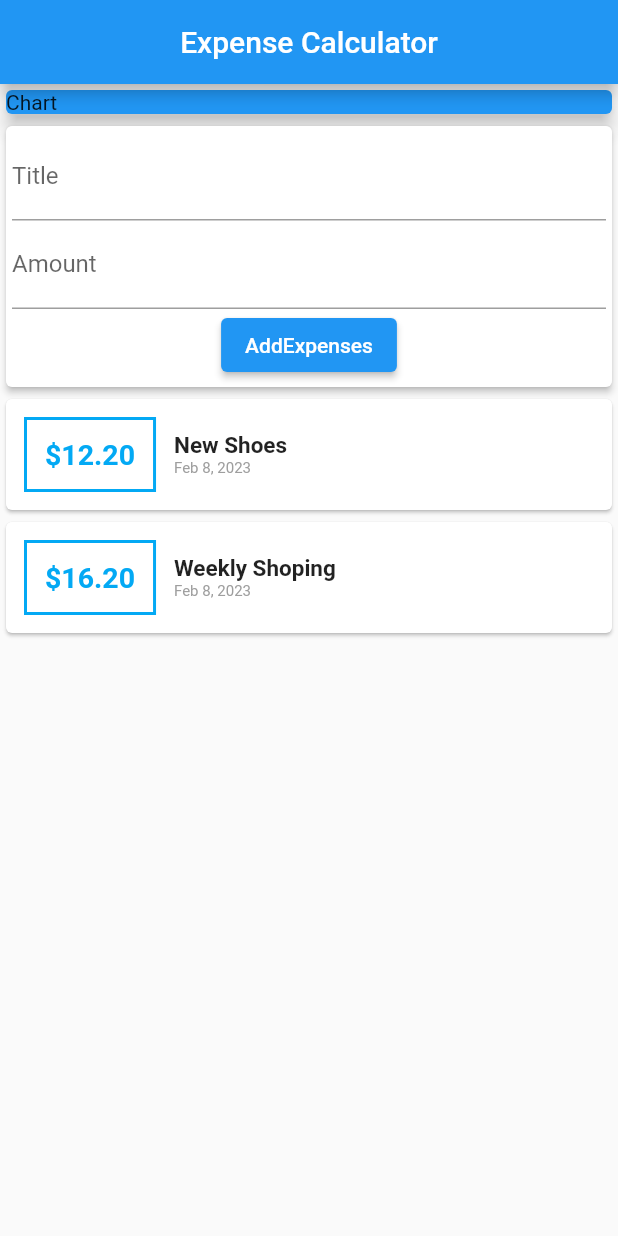
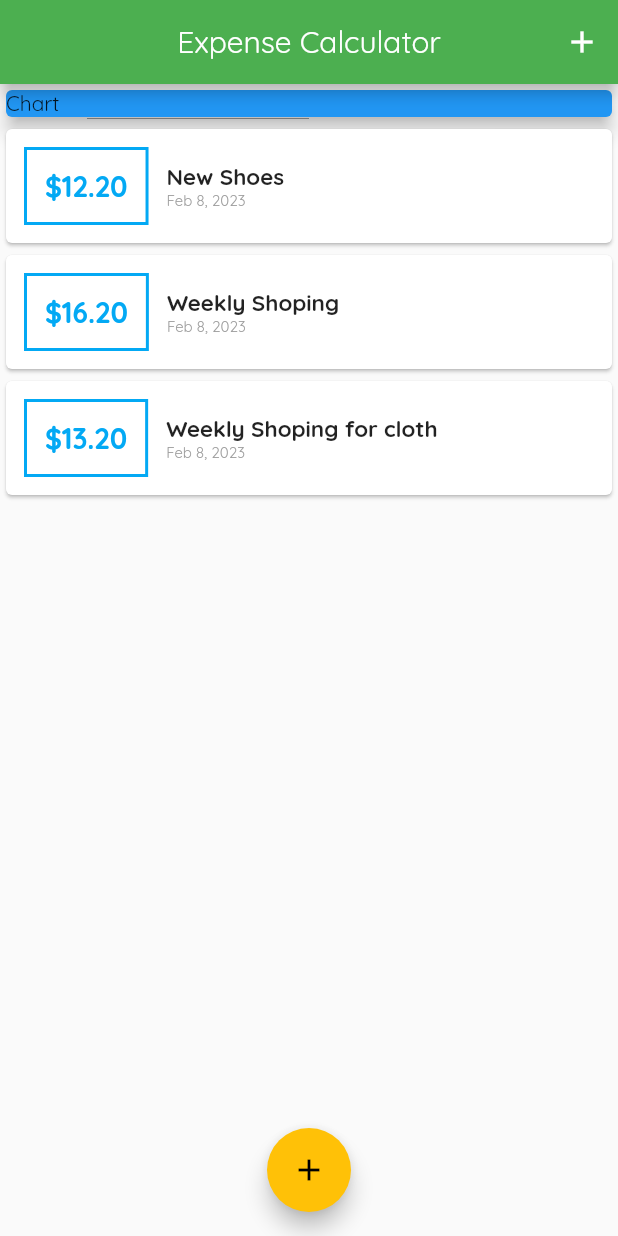
Before and after one commit to Muhammadsajid12/expense_app, a Flutter app: the screen it shows after launch, on a phone screen of 412 x 824 dp. Run offline on Flutter 3.47's test engine with Material 2 defaults, Android fonts, the phone set to English and light mode, and no system bars; Roboto replaces fonts that are missing (Raleway).

Commit message:
Add customs fontstylize

```diff
--- a/lib/main.dart
+++ b/lib/main.dart
@@ -1,5 +1,7 @@
 import 'package:flutter/material.dart';
-import './widgets/user_transations.dart';
+import './widgets/new_transations.dart';
+import './widgets/transactions_List.dart';
+import './models/transactions.dart';
 
 void main() => runApp(MyApp());
 
@@ -8,13 +10,64 @@ class MyApp extends StatelessWidget {
   Widget build(BuildContext context) {
     return MaterialApp(
       title: 'Flutter App',
-      theme: ThemeData(fontFamily: 'Raleway'),
+      theme: ThemeData(
+          primarySwatch: Colors.green,
+          accentColor: Colors.amber,
+          fontFamily: 'Quicksand'),
       home: MyHomePage(),
     );
   }
 }
 
-class MyHomePage extends StatelessWidget {
+class MyHomePage extends StatefulWidget {
+  @override
+  State<MyHomePage> createState() => _MyHomePageState();
+}
+
+class _MyHomePageState extends State<MyHomePage> {
+  //  Here i add some dummy data to Tramsations class...
+
+  final List<Transaction> _userTransations = [
+    Transaction(
+        id: 't1', title: 'New Shoes', amount: 12.2, date: DateTime.now()),
+    Transaction(
+        id: 't1', title: 'Weekly Shoping', amount: 16.2, date: DateTime.now()),
+    Transaction(
+        id: 't1',
+        title: 'Weekly Shoping for cloth',
+        amount: 13.2,
+        date: DateTime.now()),
+  ];
+
+//  This fn take data from child and post in Transations class....
+  void _addNewTransations(String txTitle, double txamount) {
+    print('Button have preesed');
+    final addUser = Transaction(
+      amount: txamount,
+      title: txTitle,
+      date: DateTime.now(),
+      id: DateTime.now().toString(),
+    );
+    //  Here add data which user enter through form and reset the state of widget .....
+    setState(() {
+      _userTransations.add(addUser);
+    });
+  }
+
+// This fuction who is responsible to show form
+  void _startAddNewTransactions(ctx) {
+    showModalBottomSheet(
+        context: ctx,
+        builder: (_) {
+          // As we Know NewTransations Widget need A function as Argument......
+          return GestureDetector(
+            child: NewTransations(_addNewTransations),
+            onTap: () {},
+            behavior: HitTestBehavior.opaque,
+          );
+        });
+  }
+
   @override
   Widget build(BuildContext context) {
     return Scaffold(
@@ -23,6 +76,12 @@ class MyHomePage extends StatelessWidget {
           'Expense Calculator',
         ),
         centerTitle: true,
+        actions: <Widget>[
+          IconButton(
+            onPressed: () => _startAddNewTransactions(context),
+            icon: Icon(Icons.add),
+          )
+        ],
       ),
       body: SingleChildScrollView(
         child: Column(
@@ -41,9 +100,16 @@ class MyHomePage extends StatelessWidget {
             ),
 
             // This widget is statefull widget containing the two more widgets.....
-            UserTransations()
+            // UserTransations()
+
+            TransationList(_userTransations),
           ],
         ),
+      ),
+      floatingActionButtonLocation: FloatingActionButtonLocation.centerFloat,
+      floatingActionButton: FloatingActionButton(
+        child: Icon(Icons.add),
+        onPressed: () => _startAddNewTransactions(context),
       ),
     );
   }
--- a/lib/widgets/user_transations.dart
+++ b/lib/widgets/user_transations.dart
@@ -1,43 +1,47 @@
-import 'package:flutter/cupertino.dart';
-import '../models/transactions.dart';
-import './new_transations.dart';
-import './transactions_List.dart';
+// import 'package:flutter/cupertino.dart';
+// import '../models/transactions.dart';
+// import './new_transations.dart';
+// import './transactions_List.dart';
 
-class UserTransations extends StatefulWidget {
-  @override
-  State<UserTransations> createState() => _UserTransationsState();
-}
+// class UserTransations extends StatefulWidget {
+//   @override
+//   State<UserTransations> createState() => _UserTransationsState();
+// }
 
-class _UserTransationsState extends State<UserTransations> {
-  //  Here i add some dummy data to Tramsations class...
+// class _UserTransationsState extends State<UserTransations> {
+//   //  Here i add some dummy data to Tramsations class...
 
-  final List<Transaction> userTransations = [
-    Transaction(
-        id: 't1', title: 'New Shoes', amount: 12.2, date: DateTime.now()),
-    Transaction(
-        id: 't1', title: 'Weekly Shoping', amount: 16.2, date: DateTime.now())
-  ];
+//   final List<Transaction> userTransations = [
+//     Transaction(
+//         id: 't1', title: 'New Shoes', amount: 12.2, date: DateTime.now()),
+//     Transaction(
+//         id: 't1', title: 'Weekly Shoping', amount: 16.2, date: DateTime.now())
+//   ];
 
-//  This fn take data from child and post in Transations class....
-  void _addNewTransations(String txTitle, double txamount) {
-    final addUser = Transaction(
-      amount: txamount,
-      title: txTitle,
-      date: DateTime.now(),
-      id: DateTime.now().toString(),
-    );
-    setState(() {
-      userTransations.add(addUser);
-    });
-  }
+// //  This fn take data from child and post in Transations class....
+//   void _addNewTransations(String txTitle, double txamount) {
+//     print('Button have preesed');
+//     final addUser = Transaction(
+//       amount: txamount,
+//       title: txTitle,
+//       date: DateTime.now(),
+//       id: DateTime.now().toString(),
+//     );
+//     //  Here add data which user enter through form and reset the state of widget .....
+//     setState(() {
+//       userTransations.add(addUser);
+//     });
+//   }
 
-  @override
-  Widget build(BuildContext context) {
-    return Column(
-      children: [
-        NewTransations(_addNewTransations),
-        TransationList(userTransations),
-      ],
-    );
-  }
-}
+//   @override
+//   Widget build(BuildContext context) {
+//     return Column(
+//       children: [
+//         NewTransations(_addNewTransations),
+//         TransationList(userTransations),
+//       ],
+//     );
+//   }
+// }
+
+//  This widget have no effect on app but i keep this ass learning purpose..............😎😎😎😎
```
Also changed, not shown: lib/widgets/new_transations.dart (+12 -4 lines), lib/widgets/transactions_List.dart (+7 -2 lines), pubspec.yaml (+11 -11 lines), assets/fonts/OpenSans-Bold.ttf (added), assets/fonts/OpenSans-Regular.ttf (added), assets/fonts/Quicksand-Bold.ttf (added), assets/fonts/Quicksand-Light.ttf (added), assets/fonts/Quicksand-Medium.ttf (added), assets/fonts/Quicksand-Regular.ttf (added), assets/images/waiting.png (added), pubspec.lock.
